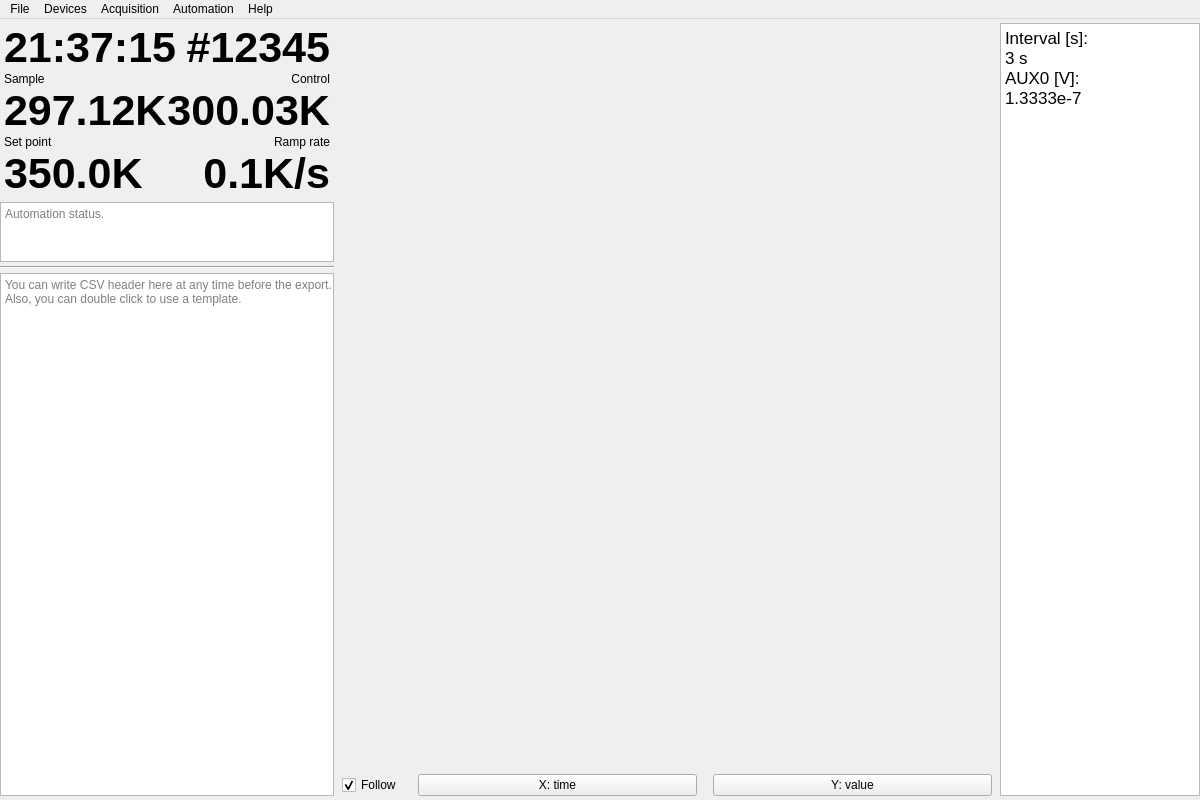
Before: the Qt Designer form msms/ui/main_window.ui in Nircek/msms, drawn with Qt 5.
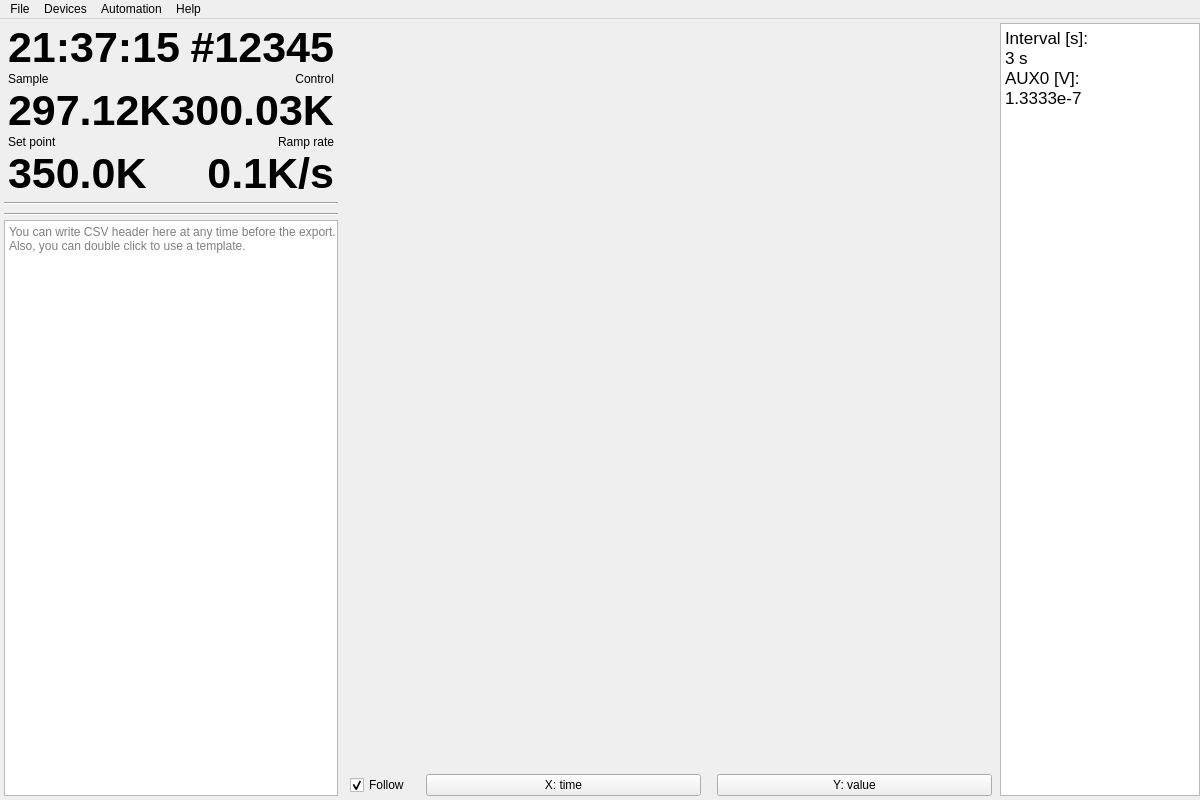
After: the same form once the commit is applied. Custom widgets are drawn as their Qt base class.

The edit to the form file:
```diff
--- a/msms/ui/main_window.ui
+++ b/msms/ui/main_window.ui
@@ -40,6 +40,18 @@
         <property name="spacing">
          <number>4</number>
         </property>
+        <property name="leftMargin">
+        <number>4</number>
+        </property>
+        <property name="topMargin">
+        <number>0</number>
+        </property>
+        <property name="rightMargin">
+        <number>4</number>
+        </property>
+        <property name="bottomMargin">
+        <number>0</number>
+        </property>
         <item>
          <widget class="QWidget" name="automationStatusLayoutWidget" native="true">
           <property name="minimumSize">
@@ -218,32 +230,20 @@
          </widget>
         </item>
         <item>
-         <widget class="QTextEdit" name="automationPlanTextEdit">
-          <property name="maximumSize">
+         <widget class="Line" name="line">
+          <property name="orientation">
+           <enum>Qt::Orientation::Horizontal</enum>
+          </property>
+         </widget>
+        </item>
+        <item>
+         <widget class="QWidget" name="controlsPlaceholder" native="true">
+          <property name="minimumSize">
            <size>
-            <width>16777215</width>
-            <height>60</height>
+            <width>300</width>
+            <height>0</height>
            </size>
           </property>
-          <property name="cursor" stdset="0">
-           <cursorShape>ArrowCursor</cursorShape>
-          </property>
-          <property name="html">
-           <string>&lt;!DOCTYPE HTML PUBLIC &quot;-//W3C//DTD HTML 4.0//EN&quot; &quot;http://www.w3.org/TR/REC-html40/strict.dtd&quot;&gt;
-&lt;html&gt;&lt;head&gt;&lt;meta name=&quot;qrichtext&quot; content=&quot;1&quot; /&gt;&lt;meta charset=&quot;utf-8&quot; /&gt;&lt;style type=&quot;text/css&quot;&gt;
-p, li { white-space: pre-wrap; }
-hr { height: 1px; border-width: 0; }
-li.unchecked::marker { content: &quot;\2610&quot;; }
-li.checked::marker { content: &quot;\2612&quot;; }
-&lt;/style&gt;&lt;/head&gt;&lt;body style=&quot; font-family:'.AppleSystemUIFont'; font-size:13pt; font-weight:400; font-style:normal;&quot;&gt;
-&lt;p style=&quot;-qt-paragraph-type:empty; margin-top:0px; margin-bottom:0px; margin-left:0px; margin-right:0px; -qt-block-indent:0; text-indent:0px;&quot;&gt;&lt;br /&gt;&lt;/p&gt;&lt;/body&gt;&lt;/html&gt;</string>
-          </property>
-          <property name="textInteractionFlags">
-           <set>Qt::TextInteractionFlag::NoTextInteraction</set>
-          </property>
-          <property name="placeholderText">
-           <string>Automation status.</string>
-          </property>
          </widget>
         </item>
         <item>
@@ -386,14 +386,6 @@
     <addaction name="actionSelectDevices"/>
     <addaction name="actionSendDeviceCommand"/>
    </widget>
-   <widget class="QMenu" name="menuAcquisition">
-    <property name="title">
-     <string>Acquisition</string>
-    </property>
-    <addaction name="actionStartAcquisition"/>
-    <addaction name="actionStopAcquisition"/>
-    <addaction name="separator"/>
-   </widget>
    <widget class="QMenu" name="menuAutomation">
     <property name="title">
      <string>Automation</string>
@@ -413,7 +405,6 @@
    </widget>
    <addaction name="menuFile"/>
    <addaction name="menuDevices"/>
-   <addaction name="menuAcquisition"/>
    <addaction name="menuAutomation"/>
    <addaction name="menuHelp"/>
   </widget>
```
Left out of the diff: 40 changed lines with no effect on the pictures.
